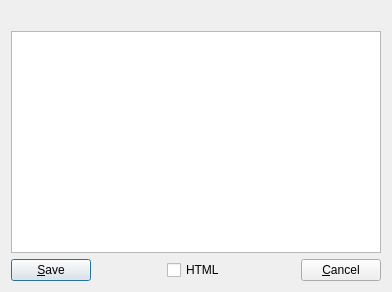
The window that editwindow.ui (wd5gnr/kcsved) describes before a commit, drawn with Qt 5.
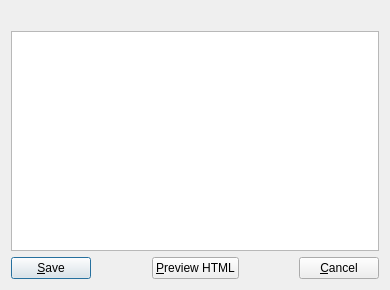
The same window after the commit.

Commit message: Added full HTML preview in a seperate window

Patch:
```diff
--- a/editwindow.ui
+++ b/editwindow.ui
@@ -6,8 +6,8 @@
    <rect>
     <x>0</x>
     <y>0</y>
-    <width>392</width>
-    <height>292</height>
+    <width>390</width>
+    <height>290</height>
    </rect>
   </property>
   <property name="windowTitle">
@@ -47,12 +47,9 @@
       </spacer>
      </item>
      <item>
-      <widget class="QCheckBox" name="htmlmode">
-       <property name="toolTip">
-        <string>Preview as HTML</string>
-       </property>
+      <widget class="QPushButton" name="browseView">
        <property name="text">
-        <string>HTML</string>
+        <string>&amp;Preview HTML</string>
        </property>
       </widget>
      </item>
```
Left out of the diff: 1 changed line with no effect on the pictures. The commit also changes 7 other files.
